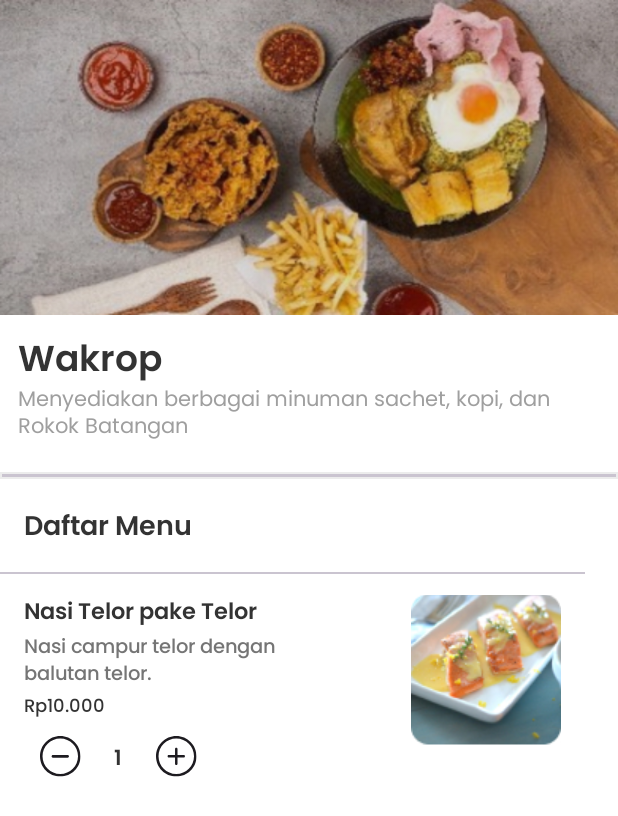
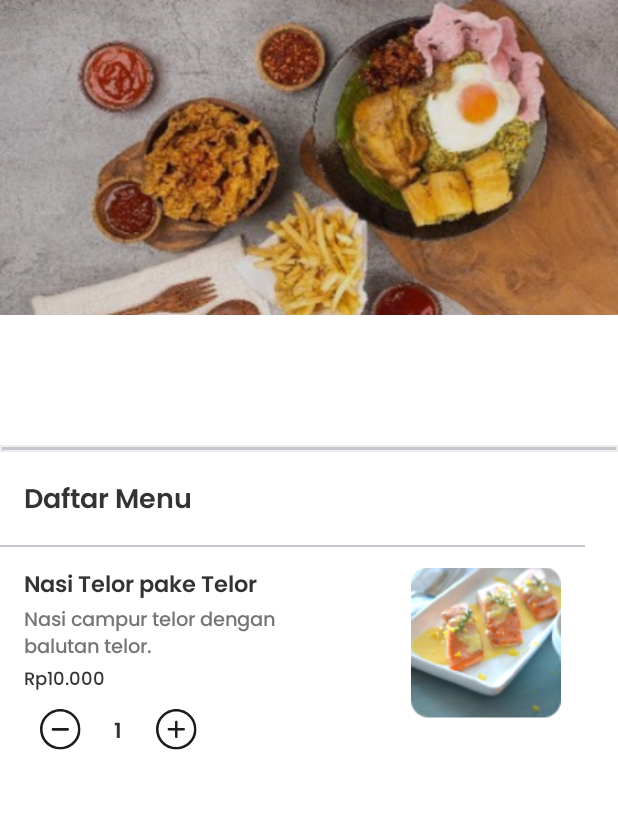
Before and after one commit to iniryan/SDK-app, an Android app built with Jetpack Compose: the composable BoothDetail called with empty values, on a phone screen of 412 x 824 dp. Shown: the top 816 px of the screen. Run offline under Robolectric (Android 15) with nearby library versions, the phone set to English and light mode, and no system bars.

Commit message:
40% detail booth

```diff
--- a/app/src/main/java/com/example/projectuasmobile/MainActivity.kt
+++ b/app/src/main/java/com/example/projectuasmobile/MainActivity.kt
@@ -70,7 +70,8 @@ class MainActivity : ComponentActivity() {
                     val jwt = sharedPreferences.getString("jwt", "")
 
                     val startD: String = if (jwt.equals("")) {
-                        "onboarding"
+//                        "onboarding"
+                        "homepage"
                     } else {
                         "boothHome"
                     }
--- a/app/src/main/java/com/example/projectuasmobile/frontend/customer/BoothDetail.kt
+++ b/app/src/main/java/com/example/projectuasmobile/frontend/customer/BoothDetail.kt
@@ -81,7 +81,7 @@ fun BoothDetail(navController: NavController,  boothID : String?, boothName: Str
                         horizontalAlignment = Alignment.Start,
                     ) {
                         Text(
-                            text = "Wakrop", style = TextStyle(
+                            text = title, style = TextStyle(
                                 fontSize = 24.sp,
                                 lineHeight = 36.sp,
                                 fontFamily = FontFamily(Font(R.font.poppins_semibold)),
@@ -89,7 +89,7 @@ fun BoothDetail(navController: NavController,  boothID : String?, boothName: Str
                             )
                         )
                         Text(
-                            text = "Menyediakan berbagai minuman sachet, kopi, dan Rokok Batangan",
+                            text = desc,
                             style = TextStyle(
                                 fontSize = 14.sp,
                                 lineHeight = 18.sp,
```
